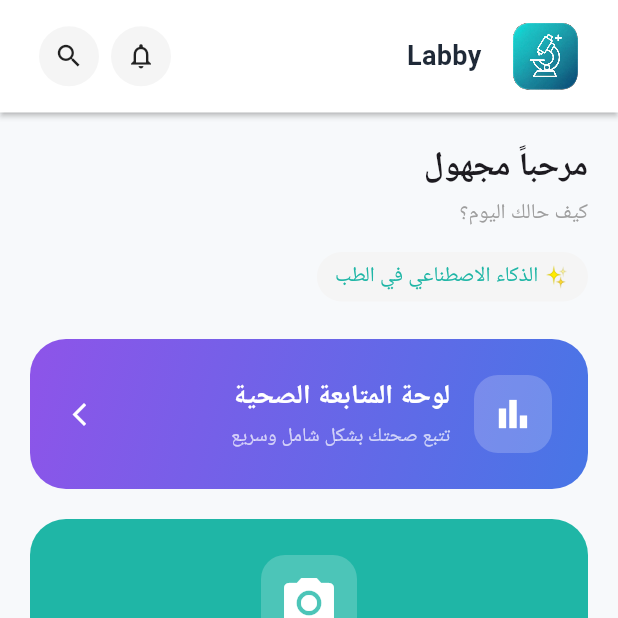
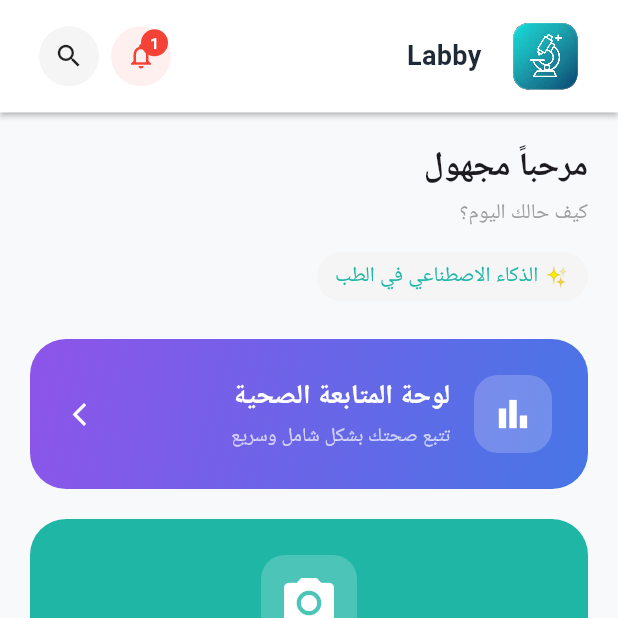
Before and after one commit to enas172-al/ai_medical_app, a Flutter app: the AllNotificationsScreen screen opened directly, after a tap on "إنشاء إشعار", after a tap on "Labby", on a phone screen of 412 x 824 dp, the top half of it. Run offline on Flutter 3.47's test engine with Material 3 defaults, Android fonts, the phone set to English and light mode, and no system bars; our stand-ins replace cloud_firestore, easy_localization, file_picker, firebase_auth, firebase_core, firebase_messaging and 11 more; missing offline and left inert: google_mlkit_document_scanner, google_mlkit_text_recognition; accounts and stored records are empty; Roboto replaces fonts that are missing (Cairo).

Commit message:
Notifications: badge total count, periodic reminders, clearer alerts- App bar bell shows total notification count (persists after read); hide legacy periodic setup items from feeds. - Richer local notification styling; periodic lab local reminders service; init from main. - Fix biometric auth API for local_auth; scan action buttons; remove invalid tr fallback; translation keys for periodic reminders. - Regenerate desktop plugin registrants.
Made-with: Cursor

```diff
--- a/assets/translations/ar.json
+++ b/assets/translations/ar.json
@@ -8,6 +8,12 @@
   "english": "English",
   "note": "ملاحظة",
   "language_restart_note": "عند تغيير اللغة، سيتم تحديث شاشات التطبيق لتعكس التغييرات فوراً. جميع بياناتك وإعداداتك ستبقى محفوظة.",
+  "feature_coming_soon": "الميزة قادمة قريباً",
+  "password_changed_success": "تم تغيير كلمة المرور بنجاح",
+  "periodic_monthly_title": "تحاليل دورية",
+  "periodic_monthly_body": "تذكير: راجع موعد التحاليل الدورية هذا الشهر.",
+  "periodic_semiannual_title": "فحص دوري شامل",
+  "periodic_semiannual_body": "تذكير: يفضّل إجراء فحص شامل ومراجعة الطبيب كل 6 أشهر.",
   "save_changes": "حفظ التغييرات",
   "personal_info": "المعلومات الشخصية",
   "profile_not_set": "غير محدد",
--- a/assets/translations/en.json
+++ b/assets/translations/en.json
@@ -8,6 +8,12 @@
   "english": "English",
   "note": "Note",
   "language_restart_note": "When you change the language, the app screens will update instantly. All your data and settings will be preserved.",
+  "feature_coming_soon": "Feature coming soon",
+  "password_changed_success": "Password changed successfully",
+  "periodic_monthly_title": "Periodic labs",
+  "periodic_monthly_body": "Reminder: review your periodic labs this month.",
+  "periodic_semiannual_title": "General checkup",
+  "periodic_semiannual_body": "Reminder: consider a general checkup and doctor follow‑up every 6 months.",
   "save_changes": "Save Changes",
   "personal_info": "Personal Information",
   "profile_not_set": "Not set",
--- a/lib/core/models/app_notification_model.dart
+++ b/lib/core/models/app_notification_model.dart
@@ -48,4 +48,11 @@ class AppNotificationModel {
       'isRead': isRead,
     };
   }
+
+  /// Legacy setup banner for periodic reminders; hide from feeds and counts.
+  bool get isPeriodicSetupFeedItem {
+    if ((data['type']?.toString() ?? '') == 'periodic') return true;
+    final t = title.trim();
+    return t == 'تم تفعيل تذكيرات التحاليل' || t == 'Periodic lab reminders enabled';
+  }
 }
--- a/lib/core/services/notifications_repository.dart
+++ b/lib/core/services/notifications_repository.dart
@@ -15,7 +15,24 @@ class NotificationsRepository {
         .orderBy('createdAt', descending: true)
         .limit(limit)
         .snapshots()
-        .map((snap) => snap.docs.map((d) => AppNotificationModel.fromDoc(d)).toList());
+        .map((snap) => snap.docs
+            .map((d) => AppNotificationModel.fromDoc(d))
+            .where((n) => !n.isPeriodicSetupFeedItem)
+            .toList());
+  }
+
+  /// Total notifications for the user (read + unread), excluding hidden setup banners.
+  Stream<int> watchTotalCount(String userId) {
+    return _col
+        .where('userId', isEqualTo: userId)
+        .snapshots()
+        .map((snap) {
+          var c = 0;
+          for (final d in snap.docs) {
+            if (!AppNotificationModel.fromDoc(d).isPeriodicSetupFeedItem) c++;
+          }
+          return c;
+        });
   }
 
   Stream<int> watchUnreadCount(String userId) {
--- a/lib/core/widgets/biometric_gate.dart
+++ b/lib/core/widgets/biometric_gate.dart
@@ -53,7 +53,6 @@ class _BiometricGateState extends State<BiometricGate> with WidgetsBindingObserv
   Future<void> _checkBiometrics() async {
     final settings = SettingsService();
     final authEnabled = await settings.getBiometricAuth();
-    final autoLockEnabled = await settings.getAutoLock();
 
     // If biometric is completely disabled in settings
     if (!authEnabled) {
@@ -74,10 +73,8 @@ class _BiometricGateState extends State<BiometricGate> with WidgetsBindingObserv
     try {
       final didAuthenticate = await localAuth.authenticate(
         localizedReason: 'يرجى التحقق من هويتك لفتح التطبيق',
-        options: const AuthenticationOptions(
-          biometricOnly: false, // Allows PIN/Password fallback
-          stickyAuth: true,
-        ),
+        biometricOnly: false, // allow device PIN/Pattern fallback
+        persistAcrossBackgrounding: true,
       );
 
       if (mounted) {
--- a/lib/core/widgets/custom_app_bar.dart
+++ b/lib/core/widgets/custom_app_bar.dart
@@ -150,24 +150,34 @@ class CustomAppBar extends StatelessWidget implements PreferredSizeWidget {
           return _buildIcon(context, Icons.notifications_none);
         }
         return StreamBuilder<int>(
-          stream: NotificationsRepository().watchUnreadCount(uid),
+          stream: NotificationsRepository().watchTotalCount(uid),
           builder: (context, countSnap) {
             final count = countSnap.data ?? notificationCount;
+            final hasAny = count > 0;
+            final label = count > 99 ? '99+' : '$count';
             return Stack(
+              clipBehavior: Clip.none,
               children: [
-                _buildIcon(context, Icons.notifications_none),
-                if (count > 0)
+                _buildIcon(
+                  context,
+                  Icons.notifications_none,
+                  iconColor: hasAny ? Colors.red : null,
+                  backgroundColor: hasAny ? Colors.red.withValues(alpha: 0.08) : null,
+                ),
+                if (hasAny)
                   Positioned(
-                    right: 6,
-                    top: 6,
+                    right: 2,
+                    top: 2,
                     child: Container(
-                      padding: const EdgeInsets.all(4),
+                      constraints: const BoxConstraints(minWidth: 18, minHeight: 18),
+                      padding: const EdgeInsets.symmetric(horizontal: 4),
+                      alignment: Alignment.center,
                       decoration: const BoxDecoration(
                         color: Colors.red,
                         shape: BoxShape.circle,
                       ),
                       child: Text(
-                        "$count",
+                        label,
                         style: const TextStyle(
                           color: Colors.white,
                           fontSize: 10,
@@ -185,11 +195,16 @@ class CustomAppBar extends StatelessWidget implements PreferredSizeWidget {
   }
 
   /// 🔹 أيقونات
-  Widget _buildIcon(BuildContext context, IconData icon) {
+  Widget _buildIcon(
+    BuildContext context,
+    IconData icon, {
+    Color? iconColor,
+    Color? backgroundColor,
+  }) {
     return Container(
       margin: const EdgeInsets.only(left: 8),
       decoration: BoxDecoration(
-        color: Colors.grey.shade100,
+        color: backgroundColor ?? Colors.grey.shade100,
         shape: BoxShape.circle,
       ),
       child: InkWell(
@@ -213,7 +228,7 @@ class CustomAppBar extends StatelessWidget implements PreferredSizeWidget {
         },
         child: Padding(
           padding: const EdgeInsets.all(10),
-          child: Icon(icon, size: 20),
+          child: Icon(icon, size: 20, color: iconColor),
         ),
       ),
     );
--- a/lib/features/profile/privacy_security_screen.dart
+++ b/lib/features/profile/privacy_security_screen.dart
@@ -181,7 +181,7 @@ class _PrivacySecurityScreenState extends State<PrivacySecurityScreen> {
                       value: twoFactorAuth,
                       onChanged: (val) {
                         ScaffoldMessenger.of(context).showSnackBar(
-                          SnackBar(content: Text("feature_coming_soon".tr(fallback: "Feature coming soon"))),
+                          SnackBar(content: Text("feature_coming_soon".tr())),
                         );
                       },
                     ),
@@ -647,7 +647,7 @@ class _PrivacySecurityScreenState extends State<PrivacySecurityScreen> {
                               if (context.mounted) {
                                 Navigator.pop(context);
                                 ScaffoldMessenger.of(context).showSnackBar(
-                                  SnackBar(content: Text('تمت العملية!'.tr(fallback: "تم تغيير كلمة المرور بنجاح"))),
+                                  SnackBar(content: Text('password_changed_success'.tr())),
                                 );
                               }
                             } on FirebaseAuthException catch (e) {
--- a/lib/main.dart
+++ b/lib/main.dart
@@ -15,6 +15,7 @@ import 'core/firebase_messaging_background.dart';
 import 'core/services/notification_service.dart';
 import 'core/services/push_messaging_service.dart';
 import 'core/services/medication_reminder_sync_service.dart';
+import 'core/services/periodic_analysis_reminder_service.dart';
 import 'main_screen.dart';
 import 'features/chart/chart_screen.dart';
 import 'core/widgets/biometric_gate.dart';
@@ -52,6 +53,7 @@ void main() async {
       await NotificationService.instance.init();
       await PushMessagingService.instance.init();
       MedicationReminderSyncService.instance.start();
+      PeriodicAnalysisReminderService.instance.start();
     } catch (e, st) {
       debugPrint('Notification/FCM init failed: $e\n$st');
     }
--- a/lib/main_screen.dart
+++ b/lib/main_screen.dart
@@ -52,7 +52,7 @@ class _MainScreenState extends State<MainScreen> {
           : CustomAppBar(
               isHome: currentIndex == 0,
               title: titles[currentIndex],
-              notificationCount: 3,
+              notificationCount: 0,
             ),
 
       body: IndexedStack(
```
Also changed, not shown: lib/core/services/notification_service.dart (+96 -4 lines), lib/core/services/periodic_analysis_reminder_service.dart (added, +29 -0 lines), lib/features/scan/screens/scan_results_screen.dart (+11 -10 lines).
